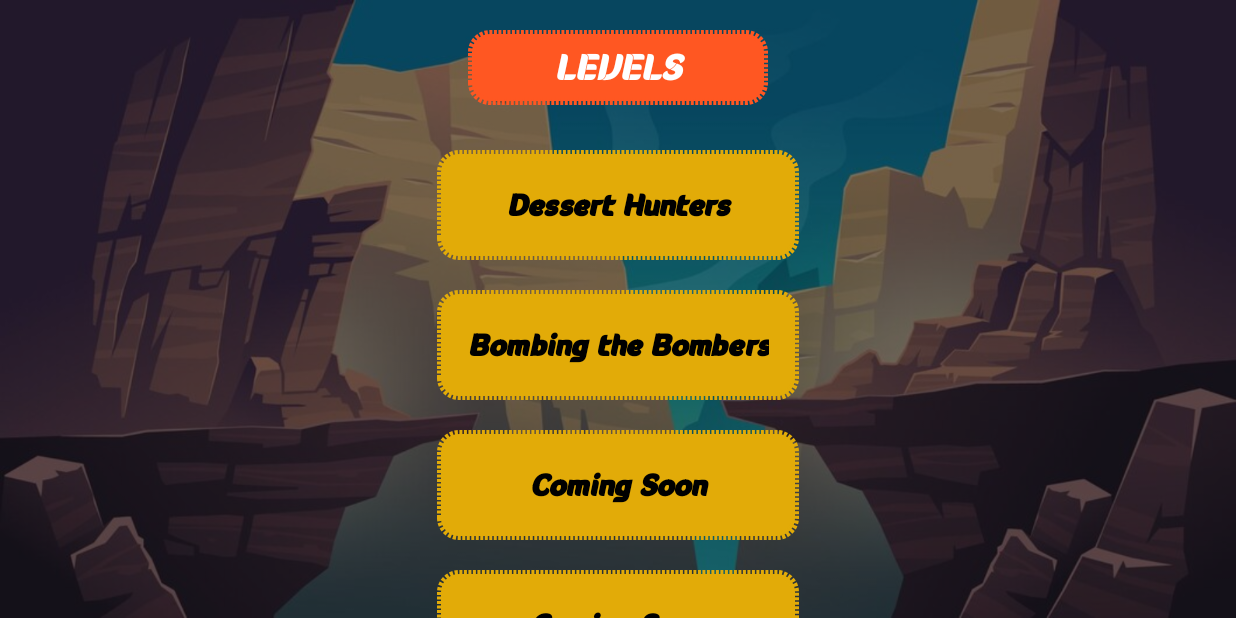
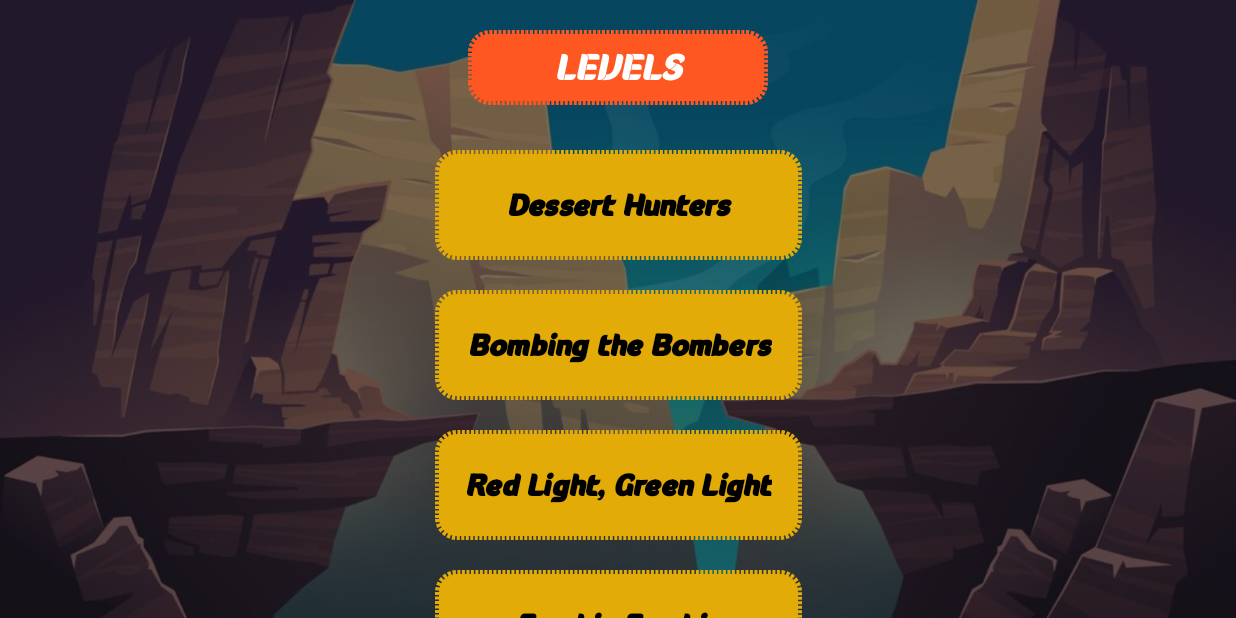
Before and after one commit to udaychugh/shoot-down-game, an Android app: the FragmentDashboard screen opened directly, with no data from a screen before it, after a tap on "START GAME", on a phone screen of 824 x 412 dp (held sideways). Run offline under Robolectric (Android 15) with nearby library versions, the phone set to English and light mode, and no system bars.

Commit message:
minor changes

```diff
--- a/app/src/main/java/com/freelab/tech/shootdown/game/GameScreenActivity.kt
+++ b/app/src/main/java/com/freelab/tech/shootdown/game/GameScreenActivity.kt
@@ -3,6 +3,7 @@ package com.freelab.tech.shootdown.game
 import android.content.Context
 import android.content.Intent
 import android.os.Bundle
+import androidx.activity.OnBackPressedCallback
 import androidx.activity.enableEdgeToEdge
 import androidx.activity.viewModels
 import androidx.appcompat.app.AppCompatActivity
@@ -73,5 +74,15 @@ class GameScreenActivity : AppCompatActivity() {
         setContentView(binding.root)
 
         setupObservers()
+
+        onBackPressedDispatcher.addCallback(object: OnBackPressedCallback(true) {
+            override fun handleOnBackPressed() {
+                if (viewModel.getCurrentFragment() == LevelInfo.DASHBOARD) {
+                    finish()
+                } else {
+                    // DO NOTHING
+                }
+            }
+        })
     }
 }
--- a/app/src/main/java/com/freelab/tech/shootdown/game/levels/FragmentDashboard.kt
+++ b/app/src/main/java/com/freelab/tech/shootdown/game/levels/FragmentDashboard.kt
@@ -43,9 +43,9 @@ class FragmentDashboard:Fragment() {
         val levelsList = arrayListOf(
             getString(R.string.level_one_title),
             getString(R.string.level_two_title),
-            getString(R.string.coming_soon),
-            getString(R.string.coming_soon),
-            getString(R.string.coming_soon)
+            getString(R.string.level_three_title),
+            getString(R.string.level_four_title),
+            getString(R.string.level_five_title)
         )
         binding.levelRV.layoutManager = LinearLayoutManager(requireContext(), LinearLayoutManager.VERTICAL, false)
         binding.levelRV.adapter = LevelsAdapter(levelsList) { position ->
--- a/app/src/main/java/com/freelab/tech/shootdown/model/LevelInfo.kt
+++ b/app/src/main/java/com/freelab/tech/shootdown/model/LevelInfo.kt
@@ -4,7 +4,7 @@ enum class LevelInfo(val score: Int, val time: Long) {
     DASHBOARD(0, 0),
     LEVEL_ONE(20, 60_000L),
     LEVEL_TWO(-1, 120_000L),
-    LEVEL_THREE(60, 60_000L),
-    LEVEL_FOUR(60, 60_000L),
-    LEVEL_FIVE(60, 60_000L)
+    LEVEL_THREE(-1, 60_000L),
+    LEVEL_FOUR(-1, 120_000L),
+    LEVEL_FIVE(1, 10_000L)
 }
--- a/app/src/main/res/values/strings.xml
+++ b/app/src/main/res/values/strings.xml
@@ -16,6 +16,15 @@
     <string name="level_two_title">Bombing the Bombers</string>
     <string name="level_two_message">Save the brother\'s tower from plane for 2 minutes to complete this level</string>
 
+    <string name="level_three_title">Red Light, Green Light</string>
+    <string name="level_three_message">When light is Red shoot moving player, If miss any player then level failed.</string>
+
+    <string name="level_four_title">Zombie Zombie</string>
+    <string name="level_four_message">Kill the incoming zombies for 2 minutes to survive.</string>
+
+    <string name="level_five_title">Sniper on Duty!</string>
+    <string name="level_five_message">Kill the Mafia in 10 secs to save hostage.</string>
+
     <string name="level_completed_message">Level Completed</string>
     <string name="level_failed_message">Level Failed</string>
 
```
Also changed, not shown: app/src/main/java/com/freelab/tech/shootdown/game/GameScreenViewModel.kt (+6 -3 lines).
